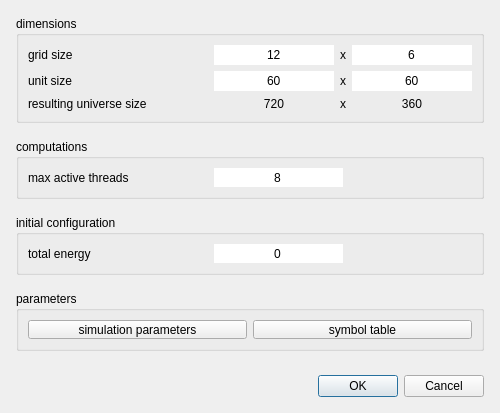
chrxh/alien, file source/Gui/Dialogs/NewSimulationDialog.ui: the form before one commit.
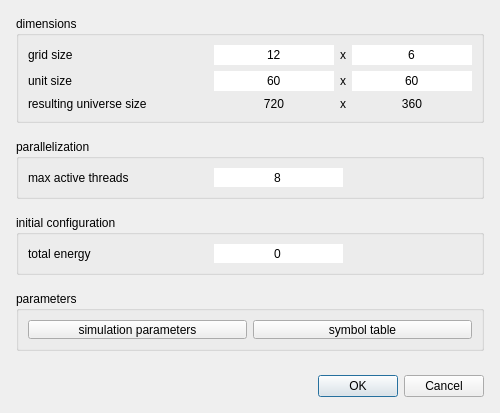
The form after the commit.

The edit to the form file:
```diff
--- a/source/Gui/Dialogs/NewSimulationDialog.ui
+++ b/source/Gui/Dialogs/NewSimulationDialog.ui
@@ -296,7 +296,7 @@
       </size>
      </property>
      <property name="title">
-      <string>computations</string>
+      <string>parallelization</string>
      </property>
      <layout class="QHBoxLayout" name="horizontalLayout">
       <item>
```
